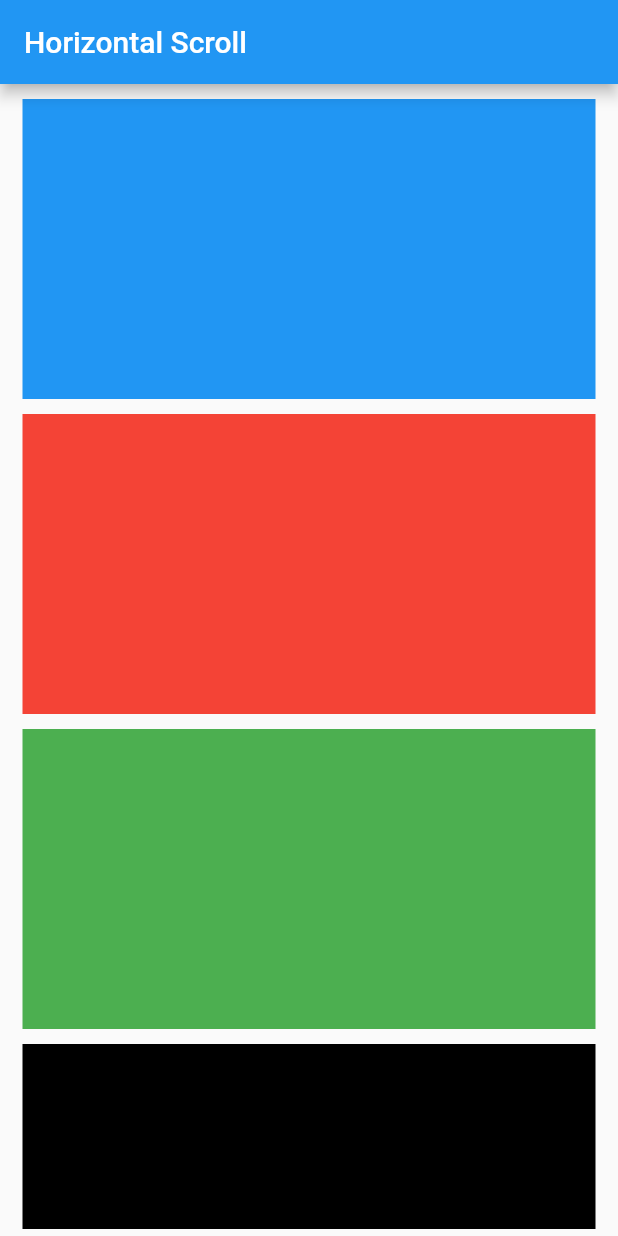
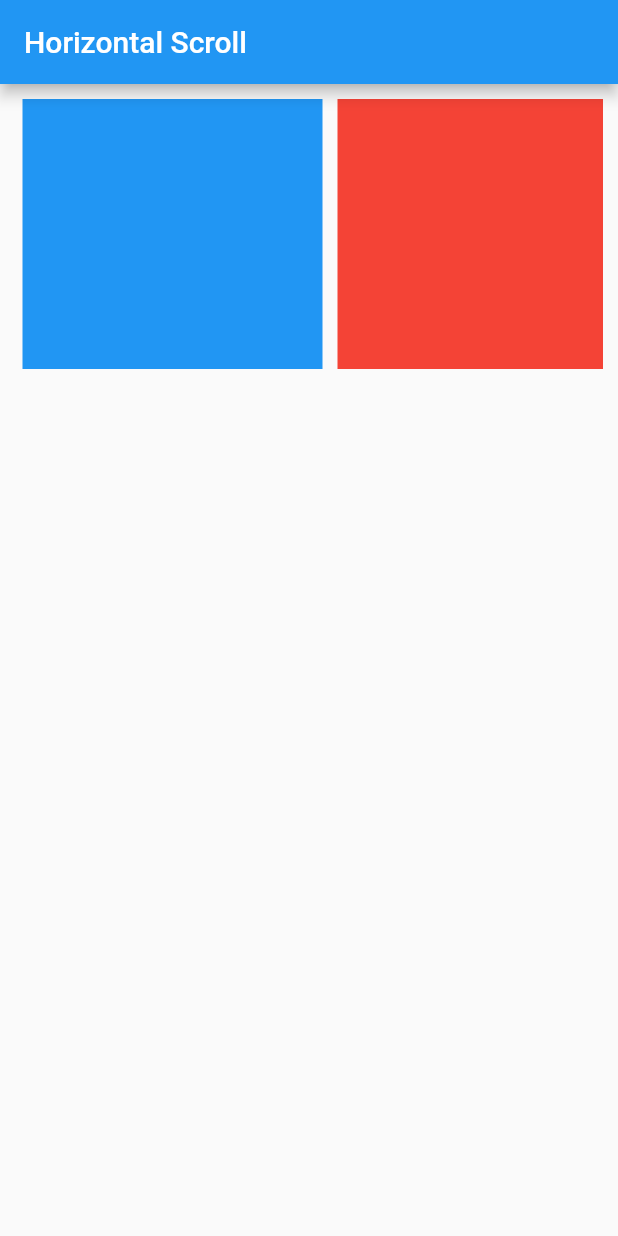
Before and after one commit to Brian1011/flutter_horizontal_scroll, a Flutter app: the screen it shows after launch, on a phone screen of 412 x 824 dp. Run offline on Flutter 3.47's test engine with Material 2 defaults, Android fonts, the phone set to English and light mode, and no system bars.

Commit message:
add height to container

```diff
--- a/lib/screens/horizontal_scroll_screen.dart
+++ b/lib/screens/horizontal_scroll_screen.dart
@@ -16,8 +16,10 @@ class _HorizontalScrollScreenState extends State<HorizontalScrollScreen> {
       ),
       body: Container(
           padding: const EdgeInsets.symmetric(horizontal: 10, vertical: 5),
+          height: 200,
           child: ListView(
             // defaults scroll vertically
+            scrollDirection: Axis.horizontal,
             children: const [
               _Card(backgroundColor: Colors.blue),
               _Card(backgroundColor: Colors.red),
```
